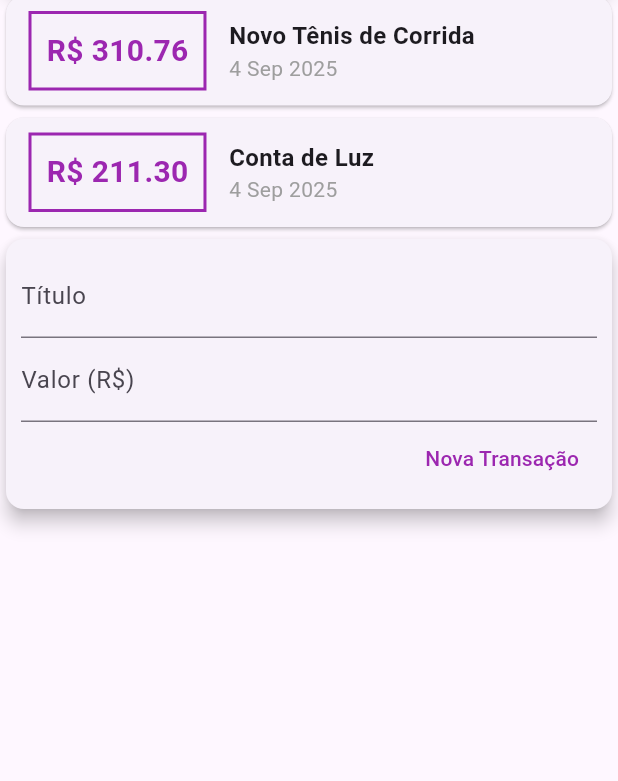
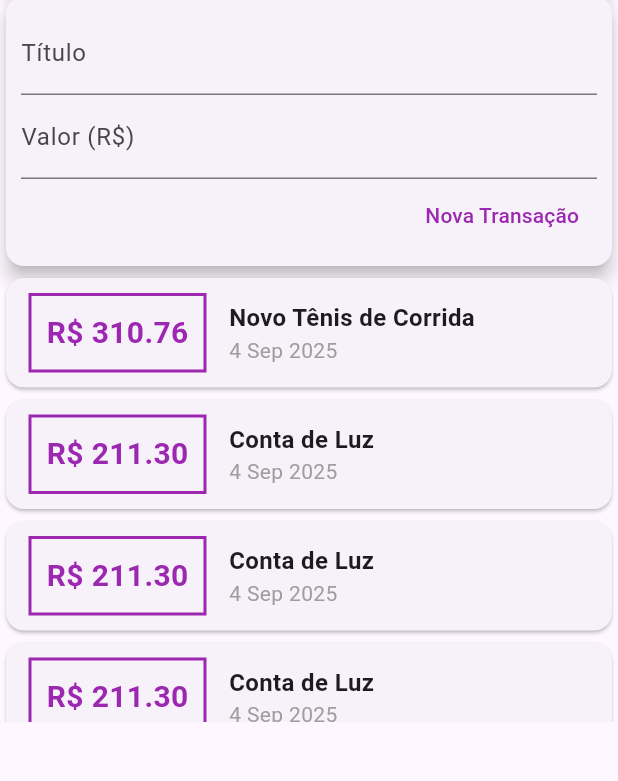
Before and after one commit to jSantini/curso_flutter, a Flutter app: the screen it shows after launch, on a phone screen of 412 x 824 dp, the part 136-917 px from its top. Run offline on Flutter 3.47's test engine with Material 3 defaults, Android fonts, the phone set to English and light mode, and no system bars.

Commit message:
scrollable transcations list

```diff
--- a/modulo_3/expenses/lib/components/transaction_list.dart
+++ b/modulo_3/expenses/lib/components/transaction_list.dart
@@ -9,7 +9,10 @@ class TransactionList extends StatelessWidget {
 
   @override
   Widget build(BuildContext context) {
-    return Column(
+    return Container(
+      height: 300,
+      child: SingleChildScrollView(
+        child: Column(
           children: transactions.map((tr) {
             return Card(
               child: Row(
@@ -34,7 +37,10 @@ class TransactionList extends StatelessWidget {
                     children: <Widget>[
                       Text(
                         tr.title,
-                    style: TextStyle(fontSize: 16, fontWeight: FontWeight.bold),
+                        style: TextStyle(
+                          fontSize: 16,
+                          fontWeight: FontWeight.bold,
+                        ),
                       ),
                       Text(
                         DateFormat('d MMM y').format(tr.date),
@@ -46,6 +52,8 @@ class TransactionList extends StatelessWidget {
               ),
             );
           }).toList(),
+        ),
+      ),
     );
   }
 }
--- a/modulo_3/expenses/lib/components/transaction_user.dart
+++ b/modulo_3/expenses/lib/components/transaction_user.dart
@@ -26,6 +26,108 @@ class _TransactionUserState extends State<TransactionUser> {
       value: 211.30,
       date: DateTime.now(),
     ),
+    Transaction(
+      id: 't2',
+      title: 'Conta de Luz',
+      value: 211.30,
+      date: DateTime.now(),
+    ),
+    Transaction(
+      id: 't2',
+      title: 'Conta de Luz',
+      value: 211.30,
+      date: DateTime.now(),
+    ),
+    Transaction(
+      id: 't2',
+      title: 'Conta de Luz',
+      value: 211.30,
+      date: DateTime.now(),
+    ),
+    Transaction(
+      id: 't2',
+      title: 'Conta de Luz',
+      value: 211.30,
+      date: DateTime.now(),
+    ),
+    Transaction(
+      id: 't2',
+      title: 'Conta de Luz',
+      value: 211.30,
+      date: DateTime.now(),
+    ),
+    Transaction(
+      id: 't2',
+      title: 'Conta de Luz',
+      value: 211.30,
+      date: DateTime.now(),
+    ),
+    Transaction(
+      id: 't2',
+      title: 'Conta de Luz',
+      value: 211.30,
+      date: DateTime.now(),
+    ),
+    Transaction(
+      id: 't2',
+      title: 'Conta de Luz',
+      value: 211.30,
+      date: DateTime.now(),
+    ),
+    Transaction(
+      id: 't2',
+      title: 'Conta de Luz',
+      value: 211.30,
+      date: DateTime.now(),
+    ),
+    Transaction(
+      id: 't2',
+      title: 'Conta de Luz',
+      value: 211.30,
+      date: DateTime.now(),
+    ),
+    Transaction(
+      id: 't2',
+      title: 'Conta de Luz',
+      value: 211.30,
+      date: DateTime.now(),
+    ),
+    Transaction(
+      id: 't2',
+      title: 'Conta de Luz',
+      value: 211.30,
+      date: DateTime.now(),
+    ),
+    Transaction(
+      id: 't2',
+      title: 'Conta de Luz',
+      value: 211.30,
+      date: DateTime.now(),
+    ),
+    Transaction(
+      id: 't2',
+      title: 'Conta de Luz',
+      value: 211.30,
+      date: DateTime.now(),
+    ),
+    Transaction(
+      id: 't2',
+      title: 'Conta de Luz',
+      value: 211.30,
+      date: DateTime.now(),
+    ),
+    Transaction(
+      id: 't2',
+      title: 'Conta de Luz',
+      value: 211.30,
+      date: DateTime.now(),
+    ),
+    Transaction(
+      id: 't2',
+      title: 'Conta de Luz',
+      value: 211.30,
+      date: DateTime.now(),
+    ),
   ];
 
   _addTransaction(String title, double value) {
@@ -44,8 +146,8 @@ class _TransactionUserState extends State<TransactionUser> {
   Widget build(BuildContext context) {
     return Column(
       children: [
+        TransactionForm(_addTransaction),
         TransactionList(_transactions),
-        TransactionForm(_addTransaction),
       ],
     );
   }
--- a/modulo_3/expenses/lib/main.dart
+++ b/modulo_3/expenses/lib/main.dart
@@ -20,7 +20,8 @@ class MyHomePage extends StatelessWidget {
   Widget build(BuildContext context) {
     return Scaffold(
       appBar: AppBar(title: Text('Despesas Pessoais')),
-      body: Column(
+      body: SingleChildScrollView(
+        child: Column(
           mainAxisAlignment: MainAxisAlignment.start,
           crossAxisAlignment: CrossAxisAlignment.stretch,
           children: <Widget>[
@@ -34,6 +35,7 @@ class MyHomePage extends StatelessWidget {
             TransactionUser(),
           ],
         ),
+      ),
     );
   }
 }
```
Lines whose indentation alone changed are shown as unchanged.
